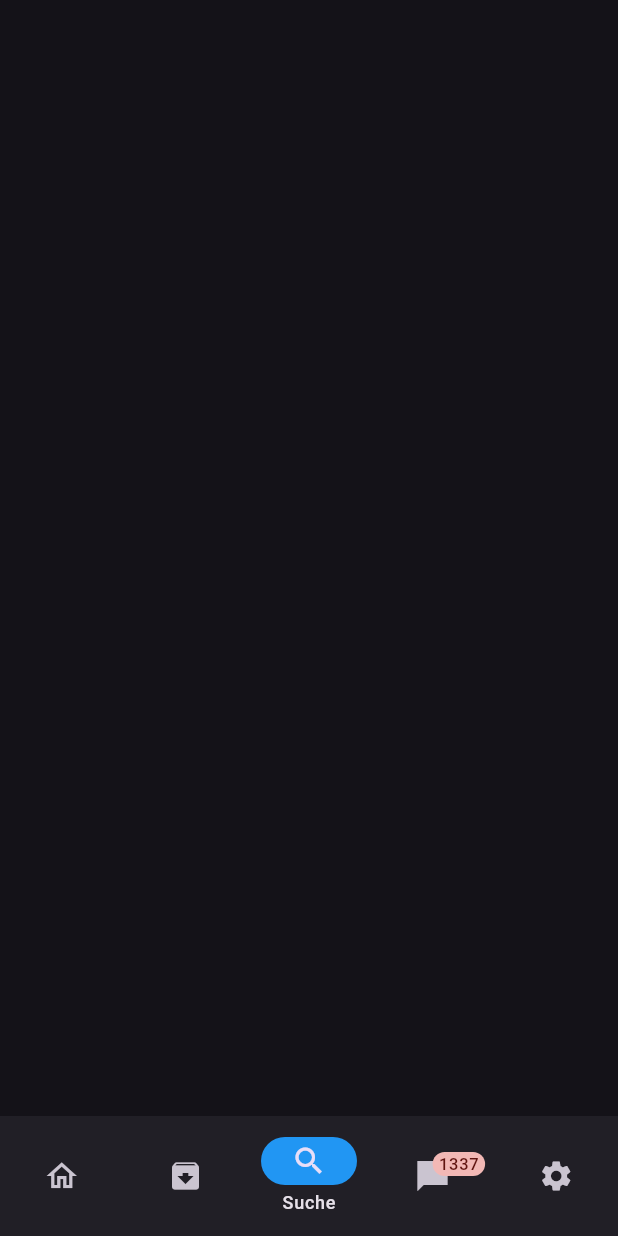
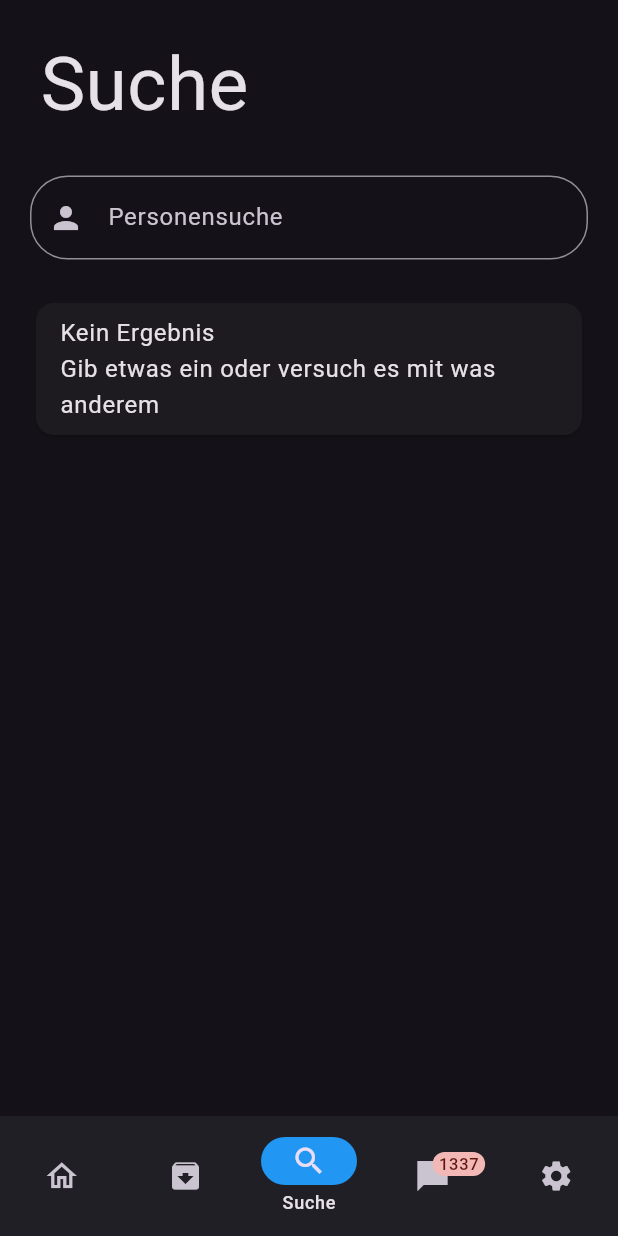
Before and after one commit to OptixWolf/Arktox, a Flutter app: the screen it shows after launch, item 3 of the bottom bar chosen, on a phone screen of 412 x 824 dp. Run offline on Flutter 3.47's test engine with Material 3 defaults, Android fonts, the phone set to English and light mode, and no system bars; our stand-ins replace flutter_phoenix, shared_preferences; missing offline and left inert: mysql_client.

Commit message:
Suchfunktion erstellt

```diff
--- a/lib/main.dart
+++ b/lib/main.dart
@@ -82,6 +82,8 @@ class _HomepageState extends State<Homepage> {
   int own_profile_id = -1;
   int own_user_id = -1;
   List<String> contacts = [];
+  List<Map<String, dynamic>> items = [];
+  List<Map<String, dynamic>> filteredItems = [];
 
   @override
   void initState() {
@@ -164,6 +166,12 @@ class _HomepageState extends State<Homepage> {
         });
       });
     });
+
+    DatabaseService().executeQuery('SELECT * FROM profil').then(
+      (value) {
+        items = value;
+      },
+    );
   }
 
   void toggleSwitchArchived() {
@@ -178,6 +186,21 @@ class _HomepageState extends State<Homepage> {
       selectedDarkmodeValue = !selectedDarkmodeValue;
       Preferences.setPref('darkmode', selectedDarkmodeValue);
       Phoenix.rebirth(context);
+    });
+  }
+
+  void filterItems(String query) {
+    setState(() {
+      filteredItems = items
+          .where((item) => item['username']
+              .toString()
+              .toLowerCase()
+              .contains(query.toLowerCase()))
+          .toList();
+
+      if (query.isEmpty) {
+        filteredItems.clear();
+      }
     });
   }
 
@@ -229,11 +252,71 @@ class _HomepageState extends State<Homepage> {
         /// Startseite
         Container(),
 
-        /// Notifications page
+        /// Archiv
         Container(),
 
         /// Search page
-        Container(),
+        Padding(
+          padding: EdgeInsets.all(20.0),
+          child: Column(
+            children: [
+              const Row(
+                children: [
+                  SizedBox(width: 7),
+                  Text('Suche', style: TextStyle(fontSize: 50)),
+                ],
+              ),
+              const SizedBox(height: 25),
+              TextField(
+                onChanged: filterItems,
+                decoration: const InputDecoration(
+                  labelText: 'Personensuche',
+                  hintText: 'Gib einen Nutzernamen ein...',
+                  prefixIcon: Icon(Icons.person),
+                  border: OutlineInputBorder(
+                    borderRadius: BorderRadius.all(Radius.circular(25.0)),
+                  ),
+                ),
+              ),
+              const SizedBox(height: 25),
+              Visibility(
+                visible: filteredItems.isEmpty,
+                child: const Card(
+                    child: ListTile(
+                  title: Text(
+                      'Kein Ergebnis\nGib etwas ein oder versuch es mit was anderem'),
+                )),
+              ),
+              Expanded(
+                  child: ListView.builder(
+                itemCount: filteredItems.length > 9 ? 10 : filteredItems.length,
+                itemBuilder: (context, index) {
+                  final item = filteredItems[index];
+
+                  return Card(
+                    child: Padding(
+                      padding: const EdgeInsets.all(5.0),
+                      child: ListTile(
+                        leading: CircleAvatar(
+                          backgroundImage: NetworkImage(item[
+                                  'profilbild_link'] ??
+                              'https://encrypted-tbn0.gstatic.com/images?q=tbn:ANd9GcTmHkj6-Tndku8K2387sMaBf2DaiwfBtHQw951-fc9zzA&s'),
+                        ),
+                        title: Text(item['username']),
+                        onTap: () {
+                          Navigator.of(context).push(MaterialPageRoute(
+                              builder: (context) => ProfilePage(
+                                  own_profile_id: own_profile_id,
+                                  profile_id: int.parse(item['profile_id']))));
+                        },
+                      ),
+                    ),
+                  );
+                },
+              )),
+            ],
+          ),
+        ),
 
         /// Messages page
         FutureBuilder(
```
